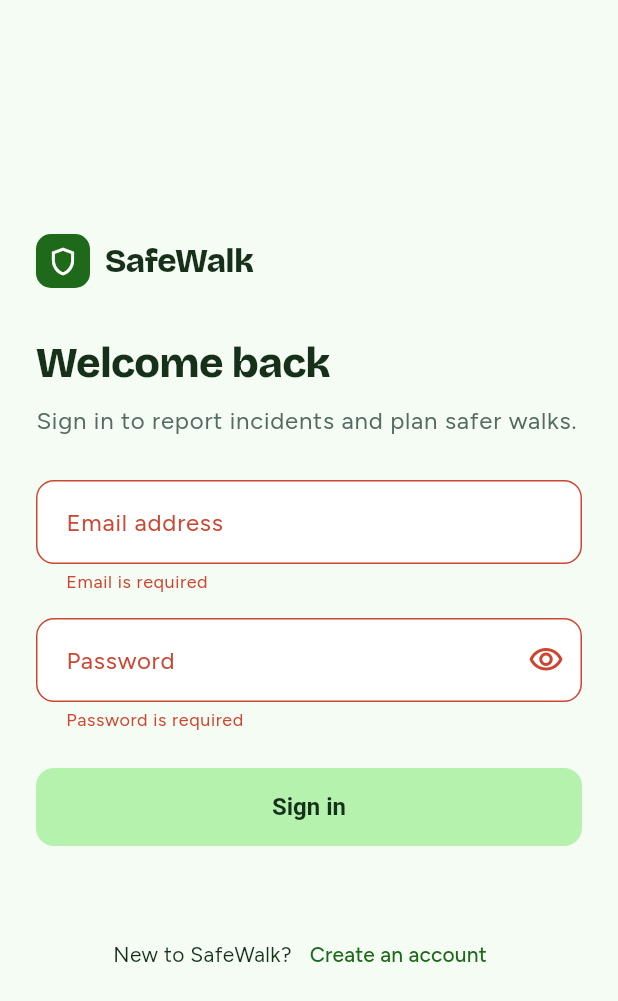
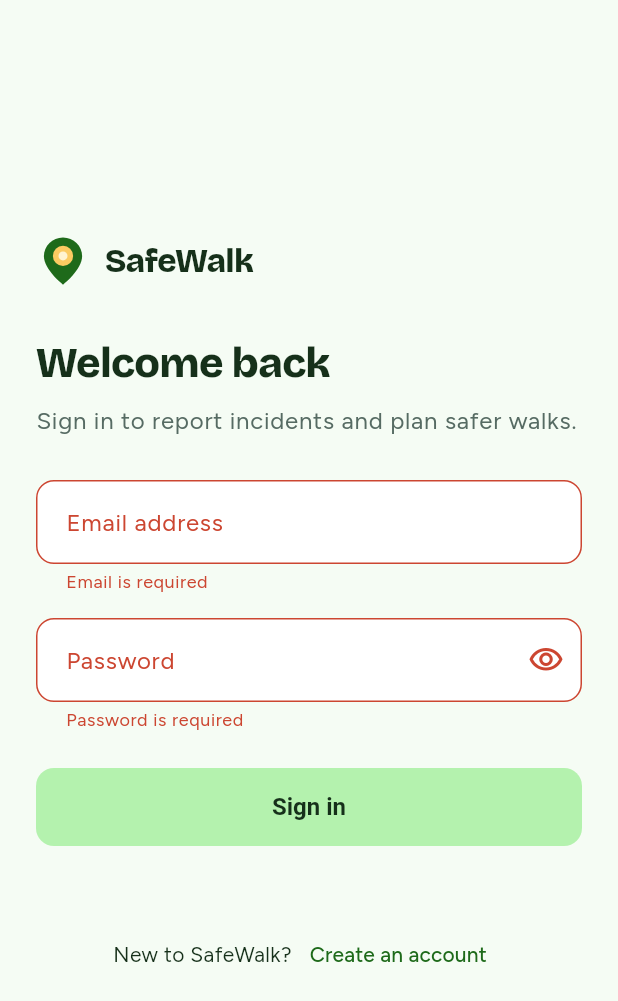
Before and after one commit to samwallflower/SafeWalk, a Flutter app: the screen it shows after launch, after a tap on "Sign in", on a phone screen of 412 x 824 dp. Shown: the top 1001 px of the screen. Run offline on Flutter 3.47's test engine with Material 3 defaults, Android fonts, the phone set to English and light mode, and no system bars; our stand-ins replace dio, fl_chart, flutter_local_notifications, flutter_map, flutter_riverpod, flutter_secure_storage and 6 more; missing offline and left inert: stomp_dart_client.

Commit message:
Added the lantern pin logo, app icon and launch screen
- Drew the lantern pin in the app logo
- Replaced the launcher icon with the pin on a soft green background
- Used the same green and pin on the launch screen
- Updated the icon colour in the launcher icon settings

```diff
--- a/mobile/lib/core/widgets/app_logo.dart
+++ b/mobile/lib/core/widgets/app_logo.dart
@@ -1,23 +1,57 @@
 import 'package:flutter/material.dart';
+
+import '../theme/colors.dart';
+
+/// The SafeWalk mark: a forest-green pin holding a lantern.
+class LanternPin extends StatelessWidget {
+  const LanternPin({super.key, this.size = 36});
+
+  final double size;
+
+  @override
+  Widget build(BuildContext context) => SizedBox(
+    width: size,
+    height: size,
+    child: const CustomPaint(painter: _PinPainter()),
+  );
+}
+
+class _PinPainter extends CustomPainter {
+  const _PinPainter();
+
+  @override
+  void paint(Canvas canvas, Size size) {
+    final k = size.width / 48;
+    Offset p(double x, double y) => Offset(x * k, y * k);
+    final pin = Path()
+      ..moveTo(24 * k, 3 * k)
+      ..cubicTo(14.6 * k, 3 * k, 7 * k, 10.4 * k, 7 * k, 19.6 * k)
+      ..cubicTo(7 * k, 31.8 * k, 24 * k, 45 * k, 24 * k, 45 * k)
+      ..cubicTo(24 * k, 45 * k, 41 * k, 31.8 * k, 41 * k, 19.6 * k)
+      ..cubicTo(41 * k, 10.4 * k, 33.4 * k, 3 * k, 24 * k, 3 * k)
+      ..close();
+    canvas.drawPath(pin, Paint()..color = AppColors.primary);
+    canvas.drawCircle(p(24, 19.5), 9 * k, Paint()..color = AppColors.lantern);
+    canvas.drawCircle(
+      p(24, 19.5),
+      4 * k,
+      Paint()..color = AppColors.warningSoft,
+    );
+  }
+
+  @override
+  bool shouldRepaint(covariant CustomPainter oldDelegate) => false;
+}
 
 class AppLogo extends StatelessWidget {
   const AppLogo({super.key});
 
   @override
   Widget build(BuildContext context) {
-    final scheme = Theme.of(context).colorScheme;
     return Row(
       mainAxisSize: MainAxisSize.min,
       children: [
-        Container(
-          width: 36,
-          height: 36,
-          decoration: BoxDecoration(
-            color: scheme.primary,
-            borderRadius: BorderRadius.circular(10),
-          ),
-          child: Icon(Icons.shield_outlined, color: scheme.onPrimary, size: 22),
-        ),
+        const LanternPin(size: 36),
         const SizedBox(width: 10),
         Flexible(
           child: Text(
--- a/mobile/pubspec.yaml
+++ b/mobile/pubspec.yaml
@@ -107,6 +107,6 @@ flutter_launcher_icons:
   android: true
   ios: false
   image_path: "assets/icon/icon.png"
-  adaptive_icon_background: "#0969DA"
+  adaptive_icon_background: "#B4F2AE"
   adaptive_icon_foreground: "assets/icon/icon_foreground.png"
   min_sdk_android: 21
```
Also changed, not shown: mobile/assets/icon/icon.png, mobile/assets/icon/icon_foreground.png, 12 other files.
